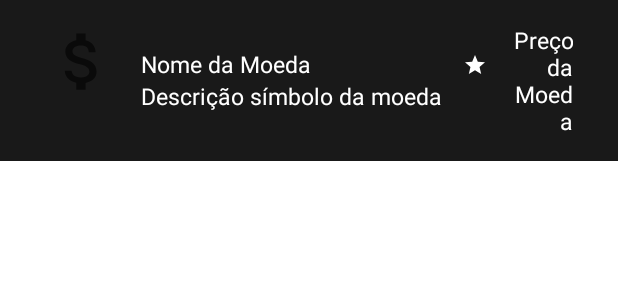
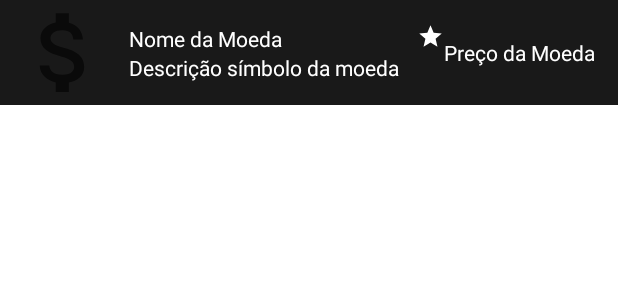
Before and after one commit to Beca-Android-Squad-4/ProjetoFinal, an Android app: the layout item_coin.xml on its own in the app's theme, with its tools: preview values and no code run, on a phone screen of 412 x 824 dp. Shown: the top 300 px of the screen. Run offline under Robolectric (Android 15) with nearby library versions, the phone set to English and light mode, and no system bars; Roboto replaces fonts that are not available here.

Commit message:
Item Coins Better.

```diff
--- a/backend/src/main/java/com/nttdata/test/backend/data/remote/ICoinsClient.kt
+++ b/backend/src/main/java/com/nttdata/test/backend/data/remote/ICoinsClient.kt
@@ -5,6 +5,6 @@ import com.example.projetofinalquad4.utils.Constants
 import retrofit2.http.GET
 
 interface ICoinsClient {
-    @GET("v1/assets?apikey=${com.example.projetofinalquad4.utils.Constants.API_KEY}")
+    @GET("v1/assets?apikey=${Constants.API_KEY2}")
     suspend fun getData(): List<CoinItem>
 }
--- a/frontend/src/main/res/layout/item_coin.xml
+++ b/frontend/src/main/res/layout/item_coin.xml
@@ -1,5 +1,5 @@
 <?xml version="1.0" encoding="utf-8"?>
-<LinearLayout xmlns:android="http://schemas.android.com/apk/res/android"
+<androidx.constraintlayout.widget.ConstraintLayout xmlns:android="http://schemas.android.com/apk/res/android"
     xmlns:app="http://schemas.android.com/apk/res-auto"
     xmlns:tools="http://schemas.android.com/tools"
     android:layout_width="match_parent"
@@ -8,72 +8,81 @@
     android:clickable="true"
     android:focusable="true"
     android:orientation="horizontal"
-    android:padding="16dp">
+    android:paddingHorizontal="16dp">
 
     <de.hdodenhof.circleimageview.CircleImageView
         android:id="@+id/iv_coinItem"
-        android:layout_width="50dp"
-        android:contentDescription="@string/coin"
+        android:layout_width="70dp"
+        android:layout_height="70dp"
+        android:paddingRight="16dp"
+        android:scaleType="centerCrop"
         android:visibility="gone"
-        android:layout_height="50dp"
-        android:layout_marginHorizontal="14dp"
-        android:scaleType="centerCrop"
-        tools:visibility="visible"
-        tools:srcCompat="@drawable/ic_money_24" />
+        app:layout_constraintBottom_toBottomOf="parent"
+        app:layout_constraintStart_toStartOf="parent"
+        app:layout_constraintTop_toTopOf="parent"
+        tools:srcCompat="@drawable/ic_money_24"
+        tools:visibility="visible" />
 
     <LinearLayout
+        android:id="@+id/linearLayout3"
         android:layout_width="wrap_content"
         android:layout_height="wrap_content"
         android:layout_gravity="center_vertical"
         android:orientation="vertical"
-        android:screenReaderFocusable="true">
+        android:screenReaderFocusable="true"
+        app:layout_constraintBottom_toBottomOf="parent"
+        app:layout_constraintStart_toEndOf="@+id/iv_coinItem"
+        app:layout_constraintTop_toTopOf="parent">
 
         <TextView
             android:id="@+id/tv_coinNameItem"
-            android:layout_width="match_parent"
+            android:layout_width="wrap_content"
             android:layout_height="wrap_content"
-            android:textSize="15sp"
-            android:text="@string/name_coin"
             android:focusable="false"
-            android:hint="@string/name_coin"
-            android:textColor="@color/white" />
+            tools:text="@string/name_coin"
+            android:textColor="@color/white"
+            android:textSize="14sp" />
 
         <TextView
             android:id="@+id/tv_coinSymbolItem"
-            android:layout_width="match_parent"
+            android:layout_width="wrap_content"
             android:layout_height="wrap_content"
-            android:textSize="15sp"
-            android:text="@string/DescricaoSimbolo"
             android:focusable="false"
-            android:hint="@string/coin"
-            android:textColor="@color/white" />
+            tools:text="@string/DescricaoSimbolo"
+            android:textColor="@color/white"
+            android:textSize="14sp" />
     </LinearLayout>
 
     <ImageView
         android:id="@+id/iv_favoriteItem"
-        android:layout_width="16dp"
-        android:layout_height="16dp"
+        android:layout_width="18dp"
+        android:layout_height="18dp"
+        android:layout_gravity="left|center_vertical"
+        android:layout_marginBottom="22dp"
+        android:layout_marginLeft="12dp"
         android:contentDescription="@string/item_fav"
-        android:layout_gravity="left|center_vertical"
-        android:layout_marginHorizontal="14dp"
-        android:layout_marginBottom="10dp"
         android:visibility="gone"
-        tools:visibility="visible"
+        app:layout_constraintBottom_toBottomOf="@+id/linearLayout3"
+        app:layout_constraintStart_toEndOf="@+id/linearLayout3"
+        app:layout_constraintTop_toTopOf="@+id/linearLayout3"
         app:srcCompat="@drawable/ic_star_24"
-        app:tint="@color/white" />
+        app:tint="@color/white"
+        tools:visibility="visible" />
 
     <TextView
         android:id="@+id/tv_coinPriceItem"
-        android:layout_width="match_parent"
+        android:layout_width="wrap_content"
         android:layout_height="wrap_content"
         android:layout_gravity="center_vertical"
-        android:layout_marginRight="14dp"
         android:layout_weight="1"
+        android:focusable="false"
         android:gravity="right"
+        android:hint="@string/price_coin"
         android:text="@string/price_coin"
-        android:focusable="false"
-        android:hint="@string/price_coin"
         android:textColor="@color/white"
-        android:textSize="15sp"/>
+        android:textSize="14sp"
+        app:layout_constraintBottom_toBottomOf="parent"
+        app:layout_constraintEnd_toEndOf="parent"
+        app:layout_constraintTop_toTopOf="parent" />
 
-</LinearLayout>
+</androidx.constraintlayout.widget.ConstraintLayout>
--- a/frontend/src/main/res/values/strings.xml
+++ b/frontend/src/main/res/values/strings.xml
@@ -15,7 +15,7 @@
     <string name="price_coin">Preço da Moeda</string>
     <string name="last_price_hour">Último preço por hora</string>
     <string name="try_again">Erro 404 - Tentar Novamente</string>
-    <string name="item_fav">Item como favorito</string>
+    <string name="item_fav">Moeda está como favorita</string>
     <string name="date">4 de março de 2022</string>
     <string name="last_price_day">Último preço por dia</string>
     <string name="last_price_month">Último preço por mês</string>
```
